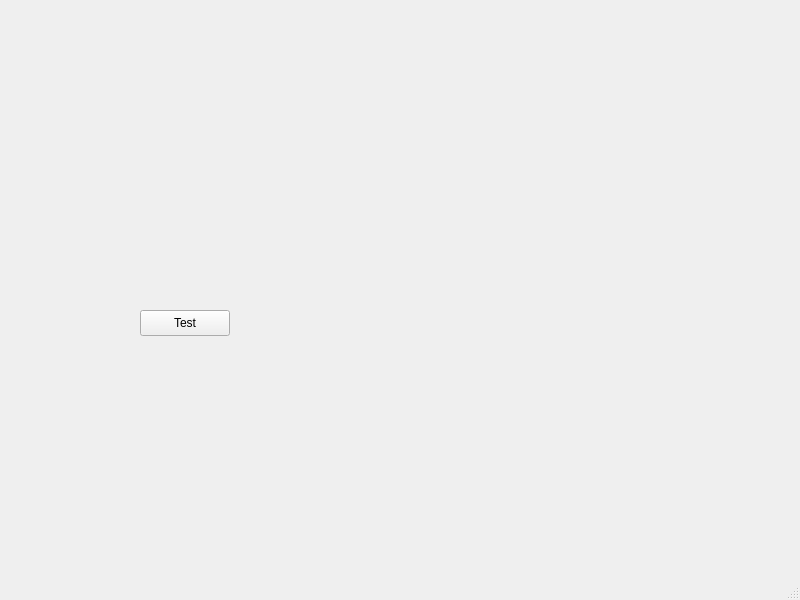
Before: the Qt Designer form vidplayer/mainwindow.ui in MoCap-Data-Acquisition/mocap, drawn with Qt 5.
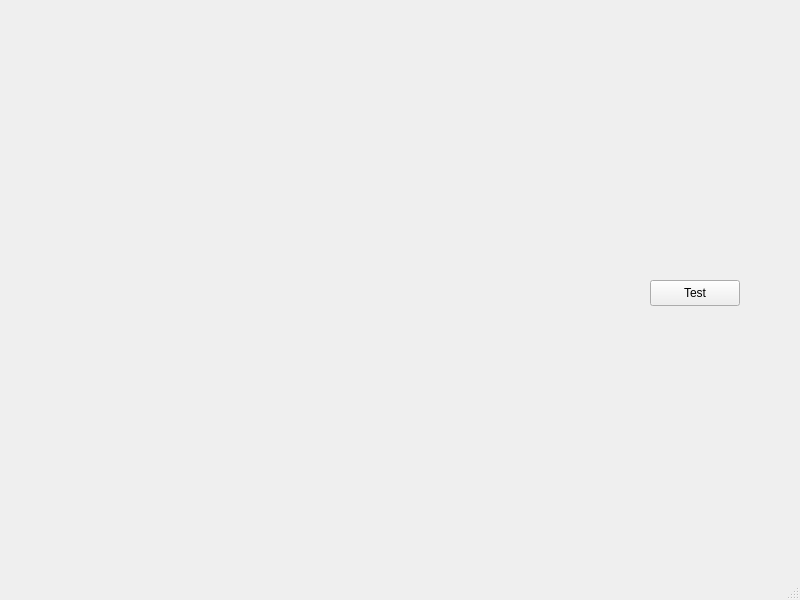
After: the same form once the commit is applied.

Commit message: timer works now

Patch:
```diff
--- a/vidplayer/mainwindow.ui
+++ b/vidplayer/mainwindow.ui
@@ -17,8 +17,8 @@
    <widget class="QPushButton" name="pushButton">
     <property name="geometry">
      <rect>
-      <x>140</x>
-      <y>310</y>
+      <x>650</x>
+      <y>280</y>
       <width>90</width>
       <height>26</height>
      </rect>
```
The commit also changes 1 other file.
